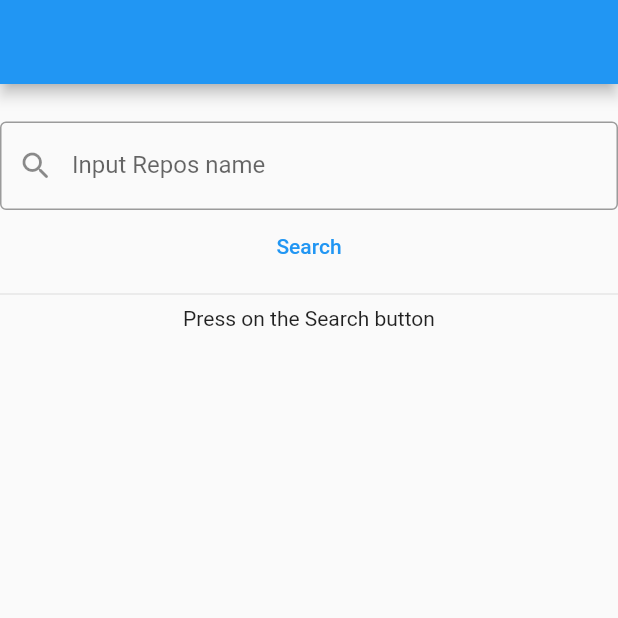
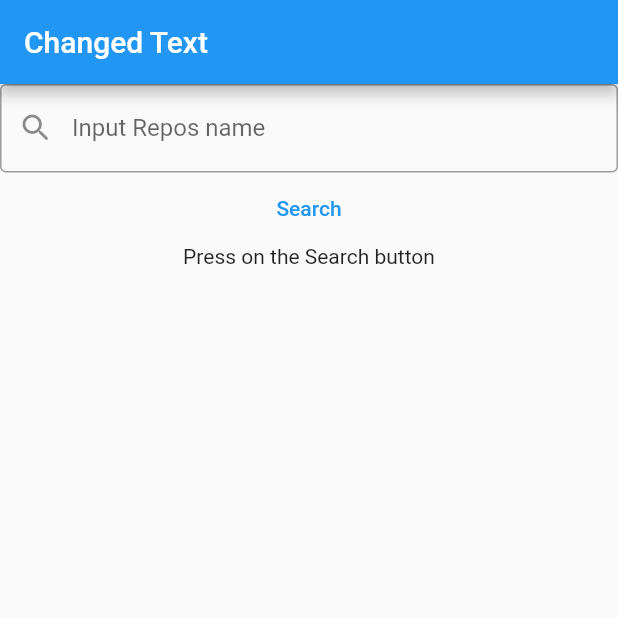
Before and after one commit to yarshau/github_flutter_app, a Flutter app: the screen it shows after launch, on a phone screen of 412 x 824 dp, the top half of it. Run offline on Flutter 3.47's test engine with Material 2 defaults, Android fonts, the phone set to English and light mode, and no system bars; our stand-ins replace connectivity, flutter_bloc, sqflite; missing offline and left inert: sqlbrite; accounts and stored records are empty.

Commit message:
Added Provider to Project Deleted  Equitable

```diff
--- a/lib/github_bloc.dart
+++ b/lib/github_bloc.dart
@@ -1,5 +1,4 @@
 import 'package:flutter_bloc/flutter_bloc.dart';
-import 'package:github_flutter_app/github_page.dart';
 import 'package:github_flutter_app/github_repository.dart';
 import 'package:github_flutter_app/github_state.dart';
 import 'package:github_flutter_app/github_client.dart';
@@ -7,28 +6,29 @@ import 'package:github_flutter_app/github_model.dart';
 import 'github_event.dart';
 
 class GitHubBloc extends Bloc<GitHubEvents, GitHubState> {
-  final GitHubClient gitHubClient = GitHubClient();
-  final GitHubRepository gitHubRepository = GitHubRepository();
-  final GitHubPage gitHubPage = GitHubPage();
-  List<int> listToDelete1 = [];
-  bool isVisible1 = false;
+  final GitHubClient gitHubClient;
+  final GitHubRepository gitHubRepository;
+  List<int> _listToDelete1 = [];
+  List<RepoInfo> loadedItems = [];
+  bool isVisible = false;
+  bool checkAllItems = false;
 
-  GitHubBloc() : super(GitHubEmptyState()) {
+  GitHubBloc(this.gitHubClient, this.gitHubRepository)
+      : super(GitHubEmptyState()) {
     gitHubRepository.subscribeOnUpdates().then(
-          (stream) => stream.listen((items) {
+          (stream) =>
+          stream.listen((items) {
+            loadedItems = items;
             print('items from subscribeOn : $items');
             if (items.isEmpty) {
               emit(GitHubEmptyState());
             } else {
-              emit(GitHubLoaded(loadedItems: items));
-              on<MarkAllCheckboxEvent>(event, emit) {
-                items.forEach((element) {
-                  listToDelete1.add(element.id);
-                });
-              }
+              emit(GitHubLoaded(
+                  loadedItems: items,
+                  listToDelete: _listToDelete1));
             }
           }),
-        );
+    );
 
     on<LoadedEvent>((event, emit) async {
       GitHubResponse _response = await gitHubClient.getItems(event.text);
@@ -40,30 +40,42 @@ class GitHubBloc extends Bloc<GitHubEvents, GitHubState> {
       }
     });
 
-// if no internet connection - don't displayed the images
+// if no internet connection - the images won't displayed
     on<InitEvent>((event, emit) async {
       emit(GitHubEmptyState());
     });
 
     on<DeleteItemsEvent>((event, emit) async {
-      await gitHubRepository.deleteSelected(listToDelete1);
-      listToDelete1.clear();
+      await gitHubRepository.deleteSelected(_listToDelete1);
+      _listToDelete1.clear();
+      isVisible = false;
     });
 
     on<MarkCheckboxEvent>((event, emit) {
-      if (listToDelete1.contains(event.id)) {
-        listToDelete1.remove(event.id);
+      if (_listToDelete1.contains(event.id)) {
+        _listToDelete1.remove(event.id);
       } else {
-        listToDelete1.add(event.id);
+        _listToDelete1.add(event.id);
       }
-      print('listToDelete1 $listToDelete1');
+      _listToDelete1.isNotEmpty ? isVisible = true : isVisible = false;
+      checkAllItems ? checkAllItems = false : null;
+      emit(GitHubLoaded(loadedItems: loadedItems,
+          listToDelete: _listToDelete1));
+      print('_listToDelete1 $_listToDelete1');
     });
 
-    on<MarkAllCheckboxEvent>((event, emit) {
-      listToDelete1.clear();
-      listToDelete1.addAll(event.list);
-
-      print('listToDELETE: $listToDelete1');
+    on<MarkAllCheckboxEvent>((event, emit) async {
+      if (checkAllItems) {
+        checkAllItems = false;
+        _listToDelete1.clear();
+      } else {
+        checkAllItems = true;
+        _listToDelete1 = loadedItems.map((item) => item.id).toList();
+      }
+      emit(GitHubLoaded(loadedItems: loadedItems,
+          listToDelete: _listToDelete1,
+      ));
+      print('_listToDELETE: $_listToDelete1');
     });
   }
 }
--- a/lib/github_event.dart
+++ b/lib/github_event.dart
@@ -1,6 +1,8 @@
-import 'package:equatable/equatable.dart';
 
-abstract class GitHubEvents extends Equatable {}
+abstract class GitHubEvents {
+  const GitHubEvents();
+  List<Object?> get props => [];
+}
 
 class InitEvent extends GitHubEvents {
   @override
@@ -8,9 +10,9 @@ class InitEvent extends GitHubEvents {
 }
 
 class LoadedEvent extends GitHubEvents {
-  LoadedEvent(this.text);
+  const LoadedEvent(this.text);
 
-  String text;
+  final String text;
 
   @override
   List<Object?> get props => [text];
@@ -27,12 +29,11 @@ class MarkCheckboxEvent extends GitHubEvents {
   final int id;
 
   @override
-  List<Object?> get props => [];
+  List<Object?> get props => [id];
 }
 
 class MarkAllCheckboxEvent extends GitHubEvents {
-  MarkAllCheckboxEvent(this.list);
-  List<int> list;
+
   @override
-  List<Object?> get props => [list];
+  List<Object?> get props => [];
 }
--- a/lib/github_page.dart
+++ b/lib/github_page.dart
@@ -1,122 +1,33 @@
 import 'package:flutter/material.dart';
 import 'package:flutter_bloc/flutter_bloc.dart';
 import 'package:github_flutter_app/github_bloc.dart';
+import 'package:github_flutter_app/github_client.dart';
 import 'package:github_flutter_app/github_event.dart';
 import 'package:github_flutter_app/github_model.dart';
+import 'package:github_flutter_app/github_repository.dart';
 import 'package:github_flutter_app/github_state.dart';
+import 'package:provider/provider.dart';
 
 class GitHubPage extends StatefulWidget {
   GitHubPage({Key? key}) : super(key: key);
 
   @override
-  _GitHubPageState createState() => _GitHubPageState();
+  GitHubPageState createState() => GitHubPageState();
 }
 
-class _GitHubPageState extends State<GitHubPage> {
+class GitHubPageState extends State<GitHubPage> {
   final _controller = TextEditingController();
+  late final GitHubBloc _bloc;
 
-  bool _checkAllItems = false;
-  bool _isVisible = false;
+  @override
+  void initState() {
+    super.initState();
+    _bloc = GitHubBloc(
+        context.read<GitHubClient>(), context.read<GitHubRepository>());
+  }
 
   @override
   Widget build(BuildContext context) {
-    void _checkAll(bool value) {
-      List<int> listToDelete = [];
-      final githubState = context.read<GitHubBloc>().state as GitHubLoaded;
-      List<RepoInfo> list = githubState.loadedItems;
-      _checkAllItems = value;
-      if (_checkAllItems) {
-        list.forEach((element) {
-          listToDelete.add(element.id);
-        });
-      } else {
-        listToDelete.clear();
-      }
-      BlocProvider.of<GitHubBloc>(context)
-          .add(MarkAllCheckboxEvent(listToDelete));
-    }
-
-    return Scaffold(
-      appBar: AppBar(),
-      body: Column(
-        mainAxisSize: MainAxisSize.min,
-        children: [
-          SizedBox(
-            height: 25,
-          ),
-          Container(
-            width: 550,
-            child: TextField(
-              decoration: InputDecoration(
-                  labelText: 'Input Repos name',
-                  prefixIcon: Icon(Icons.search_rounded),
-                  border: OutlineInputBorder()),
-              controller: _controller,
-            ),
-          ),
-          Center(
-            child: Stack(
-              children: [
-                Center(
-                  child: TextButton(
-                    child: Text('Search'),
-                    onPressed: () {
-                      if (_controller.text.isNotEmpty) {
-                        BlocProvider.of<GitHubBloc>(context)
-                            .add(LoadedEvent(_controller.text));
-                      } else {
-                        return _emptySnack(context);
-                      }
-                    },
-                  ),
-                ),
-                Align(
-                  alignment: Alignment.centerRight,
-                  child: Row(
-                    mainAxisSize: MainAxisSize.min,
-                    children: [
-                      Visibility(
-                        visible: _isVisible,
-                        child: ElevatedButton(
-                            onPressed: () {
-                              BlocProvider.of<GitHubBloc>(context)
-                                  .add(DeleteItemsEvent());
-                              _deleteSnack(
-                                  context,
-                                  BlocProvider.of<GitHubBloc>(context)
-                                      .listToDelete1);
-                              setState(() {
-                                _isVisible = false;
-                                _checkAllItems = false;
-                              });
-                            },
-                            child: Text('Delete Selected')),
-                      ),
-                      Visibility(
-                          visible: _isVisible,
-                          child: Checkbox(
-                              value: _checkAllItems,
-                              onChanged: (value) {
-                                print('value $value');
-                                setState(() {
-                                  _checkAll(value!);
-                                });
-                              }))
-                    ],
-                  ),
-                )
-              ],
-            ),
-          ),
-          Divider(),
-          Flexible(
-              fit: FlexFit.tight,
-              child: SingleChildScrollView(child: _buildRepoList(context))),
-        ],
-      ),
-    );
-  }
-
     void _deleteSnack(BuildContext context, list) {
       final snackBar = SnackBar(
         content: Text('The items with id:"${list.toString()}" was deleted! '),
@@ -133,28 +44,17 @@ class _GitHubPageState extends State<GitHubPage> {
       ScaffoldMessenger.of(context).showSnackBar(snackBar);
     }
 
-  sprint() async {
-    print('sprint');
-  }
-
-  Widget _buildRepoList(BuildContext context) {
-    return BlocBuilder<GitHubBloc, GitHubState>(
-        bloc: BlocProvider.of(context),
-        builder: (BuildContext context, state) {
-          if (state is GitHubEmptyState) {
-            return Center(child: Text('Press on the Search button'));
-          } else if (state is GitHubLoaded) {
-            final List<RepoInfo> list = state.loadedItems;
+    Widget _buildRepoList(List<RepoInfo> list, List<int> listToDelete) {
       int _count = 1;
-            print(list.first.name);
-            return Column(
+      return ListView(
+        scrollDirection: Axis.vertical,
+        shrinkWrap: true,
         children: list
             .map(
               (item) => Container(
                 padding: EdgeInsets.symmetric(vertical: 8),
                 decoration: BoxDecoration(
-                          border:
-                              Border(bottom: BorderSide(color: Colors.black))),
+                    border: Border(bottom: BorderSide(color: Colors.black))),
                 child: ListTile(
                   title: Text('${_count++}. Name: ${item.name}'),
                   subtitle: Column(children: [
@@ -162,31 +62,106 @@ class _GitHubPageState extends State<GitHubPage> {
                     Text('Url: ${item.gitUrl}')
                   ]),
                   trailing: Checkbox(
-                            value: BlocProvider.of<GitHubBloc>(context)
-                                .listToDelete1
-                                .contains(item.id),
-                            onChanged: (_) async {
-                              BlocProvider.of<GitHubBloc>(context)
-                                  .add(MarkCheckboxEvent(item.id));
-                             //                                                should be changed the next line
-                              await sprint();
-                              setState(() {
-                                BlocProvider.of<GitHubBloc>(context)
-                                        .listToDelete1
-                                        .isNotEmpty
-                                    ? _isVisible = true
-                                    : _isVisible = false;
+                      value: listToDelete.contains(item.id),
+                      onChanged: (_) {
+                        _bloc.add(MarkCheckboxEvent(item.id));
                         item.checkToDelete = !item.checkToDelete;
-                              });
-                              if (_checkAllItems) {
-                                _checkAllItems = false;
-                              }
+                        print('listTOODELETE $listToDelete');
                       }),
                   leading: Image.network('${item.avatarUrl}'),
                 ),
               ),
             )
             .toList(),
+      );
+    }
+
+    Widget showPage(List<int> listToDelete) {
+      return Stack(
+        children: [
+          Center(
+            child: TextButton(
+              child: Text('Search'),
+              onPressed: () {
+                if (_controller.text.isNotEmpty) {
+                  _bloc.add(LoadedEvent(_controller.text));
+                } else {
+                  return _emptySnack(context);
+                }
+              },
+            ),
+          ),
+          Align(
+            alignment: Alignment.centerRight,
+            child: Row(
+              mainAxisSize: MainAxisSize.min,
+              children: [
+                Visibility(
+                  visible: _bloc.isVisible,
+                  child: ElevatedButton(
+                      onPressed: () {
+                        _bloc.add(DeleteItemsEvent());
+                        _deleteSnack(context, listToDelete);
+                      },
+                      child: Text('Delete Selected')),
+                ),
+                Visibility(
+                    visible: _bloc.isVisible,
+                    child: Checkbox(
+                        value: _bloc.checkAllItems,
+                        onChanged: (value) {
+                          print('value $value');
+                          _bloc.add(MarkAllCheckboxEvent());
+                        })),
+                SizedBox(width: 15),
+              ],
+            ),
+          )
+        ],
+      );
+    }
+
+    MyProvider myProvider = Provider.of<MyProvider>(context);
+    return Scaffold(
+        resizeToAvoidBottomInset: true,
+        appBar: AppBar(title: Text('${myProvider.str}')),
+        body: BlocProvider<GitHubBloc>(
+            create: (BuildContext context) => _bloc,
+            lazy: false,
+            child: Column(children: <Widget>[
+              Container(
+                  width: 550,
+                  child: TextField(
+                    onChanged: (newData) {
+                      myProvider.changedField(newData);
+                    },
+                    decoration: InputDecoration(
+                        labelText: 'Input Repos name',
+                        prefixIcon: Icon(Icons.search_rounded),
+                        border: OutlineInputBorder()),
+                    controller: _controller,
+                  )),
+              Expanded(
+                child: BlocBuilder<GitHubBloc, GitHubState>(
+                    bloc: _bloc,
+                    builder: (BuildContext context, state) {
+                      print('state $state');
+                      if (state is GitHubEmptyState) {
+                        return Column(children: [
+                          showPage([]),
+                          Text('Press on the Search button'),
+                        ]);
+                      } else if (state is GitHubLoaded) {
+                        List<RepoInfo> list = state.loadedItems;
+                        return Column(
+                          children: [
+                            Container(
+                                height: 50,
+                                child: showPage(state.listToDelete)),
+                            Expanded(
+                              child: _buildRepoList(list, state.listToDelete),
+                            )
+                          ],
                         );
                       } else if (state is GitHubInitial) {
                         return Column(
@@ -200,6 +175,7 @@ class _GitHubPageState extends State<GitHubPage> {
                         return Container(
                           child: Column(
                             children: [
+                              showPage([]),
                               Text('The status code is: ${state.statusCode}'),
                               Text('The reason is: ${state.reason}'),
                             ],
@@ -209,12 +185,27 @@ class _GitHubPageState extends State<GitHubPage> {
                         return SingleChildScrollView(
                           child: Column(
                             children: [
-                  Text('No data was found on GitHub with this Search input'),
+                              showPage([]),
+                              Text(
+                                  'No data was found on GitHub with this Search input'),
                               Image.asset('assets/no_data_found.png'),
                             ],
                           ),
                         );
                       }
-        });
+                    }),
+              )
+            ])));
   }
 }
+
+class MyProvider extends ChangeNotifier {
+  String _appBarString = 'Changed Text';
+
+  String get str => _appBarString;
+
+  changedField(String inputString) {
+    _appBarString = inputString;
+    notifyListeners();
+  }
+}
--- a/lib/github_state.dart
+++ b/lib/github_state.dart
@@ -1,7 +1,10 @@
-import 'package:equatable/equatable.dart';
 import 'package:github_flutter_app/github_model.dart';
 
-abstract class GitHubState extends Equatable {}
+abstract class GitHubState{
+  const GitHubState();
+  List<Object?> get props => [];
+
+}
 
 class GitHubEmptyState extends GitHubState {
   @override
@@ -15,11 +18,12 @@ class GitHubInitial extends GitHubState {
 
 class GitHubLoaded extends GitHubState {
   final List<RepoInfo> loadedItems;
+  final List<int> listToDelete;
 
-  GitHubLoaded({required this.loadedItems});
+  GitHubLoaded({required this.loadedItems, required this.listToDelete});
 
   @override
-  List<Object?> get props => [loadedItems];
+  List<Object?> get props => [loadedItems, listToDelete];
 }
 
 class GitHubError extends GitHubState {
--- a/lib/main.dart
+++ b/lib/main.dart
@@ -1,23 +1,23 @@
 import 'package:flutter/material.dart';
-import 'package:flutter_bloc/flutter_bloc.dart';
-import 'package:github_flutter_app/github_bloc.dart';
-
+import 'package:provider/provider.dart';
+import 'github_client.dart';
 import 'github_page.dart';
+import 'github_repository.dart';
 
 void main() {
-  runApp(Git());
+  runApp(MultiProvider(providers: [
+    Provider<GitHubClient>(create: (_) => GitHubClient()),
+    Provider<GitHubRepository>(create: (_) => GitHubRepository()),
+    ChangeNotifierProvider<MyProvider>.value(value: MyProvider())
+  ], child: Git()));
 }
 
 class Git extends StatelessWidget {
   @override
   Widget build(BuildContext context) {
-    return BlocProvider<GitHubBloc>(
-        create: (BuildContext context) => GitHubBloc(),
-        lazy: false,
-        child: MaterialApp(
-          home: Scaffold(
-            body: GitHubPage(),
-          ),
-        ));
+    return MaterialApp(
+        home: Scaffold(
+      body: GitHubPage(),
+    ));
   }
 }
--- a/pubspec.yaml
+++ b/pubspec.yaml
@@ -36,6 +36,7 @@ dependencies:
   cupertino_icons: ^1.0.2
   http: ^0.13.3
   path: ^1.8.0
+  provider: ^6.0.1
 
 dev_dependencies:
   flutter_test:
```
Also changed, not shown: lib/github_repository.dart (+1 -13 lines), pubspec.lock. Lines whose indentation alone changed are shown as unchanged.
